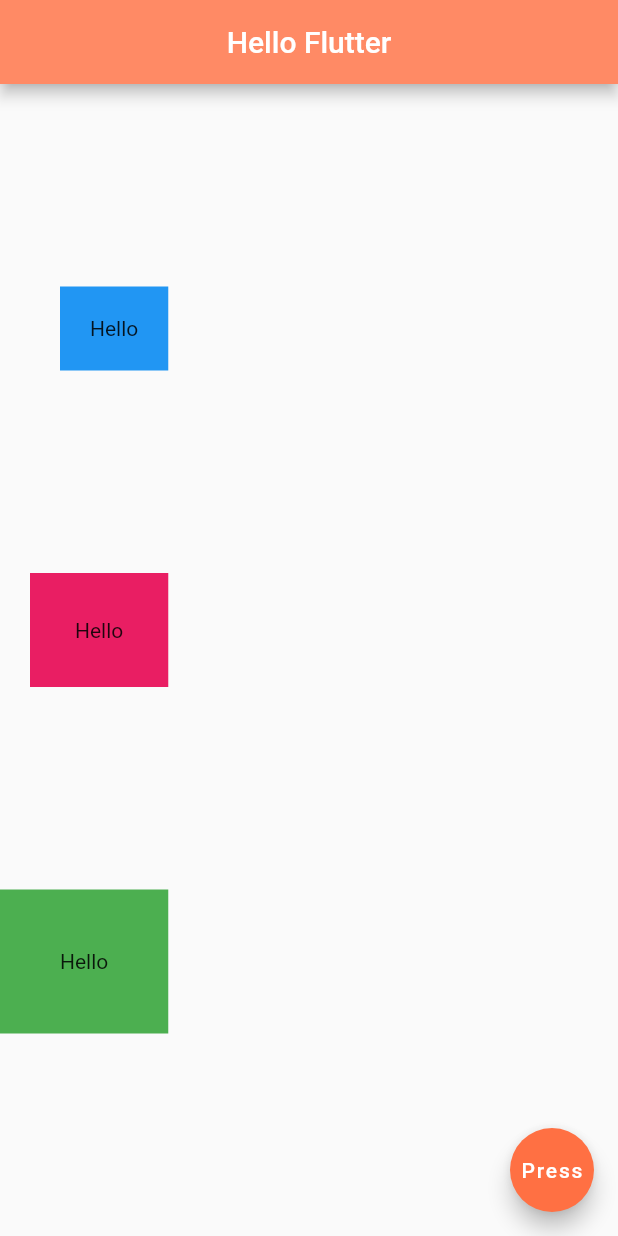
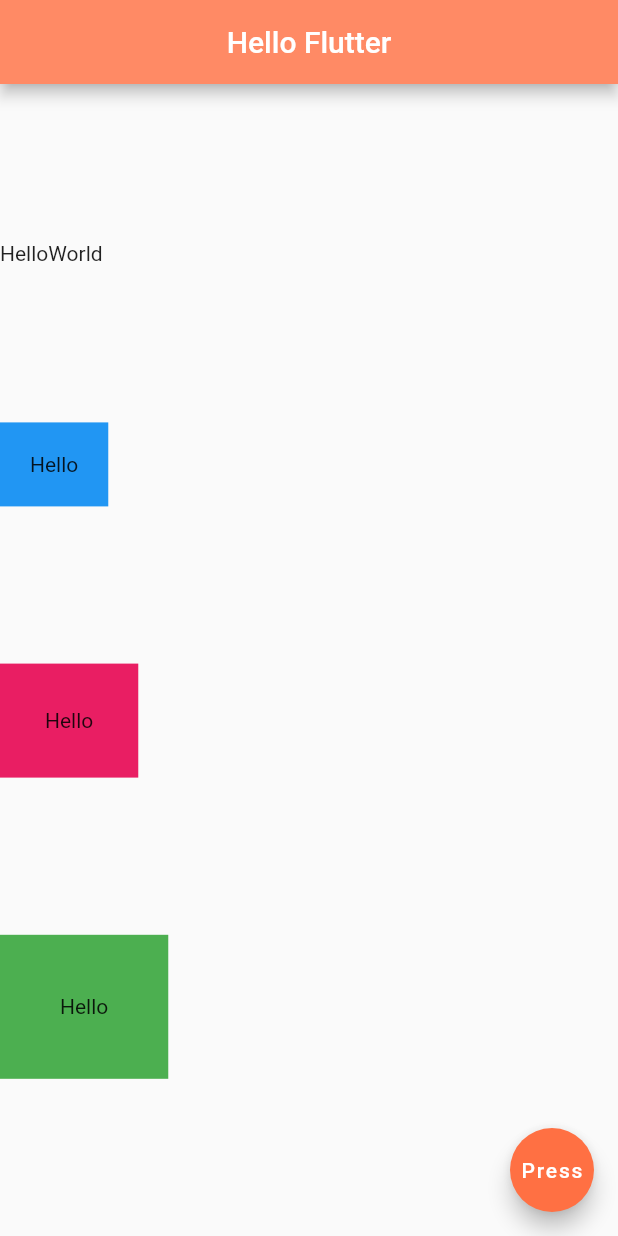
Before and after one commit to ade3l/Hello-Flutter, a Flutter app: the screen it shows after launch, on a phone screen of 412 x 824 dp. Run offline on Flutter 3.47's test engine with Material 2 defaults, Android fonts, the phone set to English and light mode, and no system bars.

Commit message:
Column with row added

```diff
--- a/lib/main.dart
+++ b/lib/main.dart
@@ -20,8 +20,15 @@ class Home extends StatelessWidget {
       ),
       body:   Column(
         mainAxisAlignment: MainAxisAlignment.spaceEvenly,
-        crossAxisAlignment: CrossAxisAlignment.end,
+        crossAxisAlignment: CrossAxisAlignment.start,
         children: <Widget>[
+          Row(
+            children: const [
+              Text("Hello"),
+              Text("World"),
+
+            ],
+          ),
           Container(
             padding:EdgeInsets.all(20.0),
             color:Colors.blue,
```
